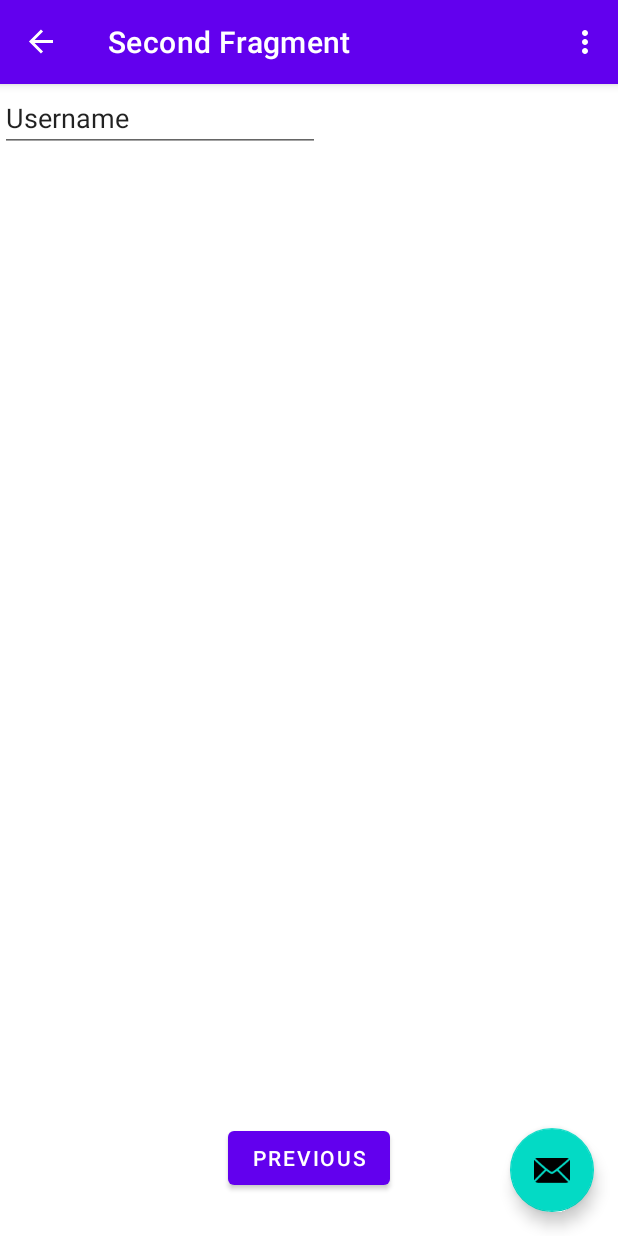
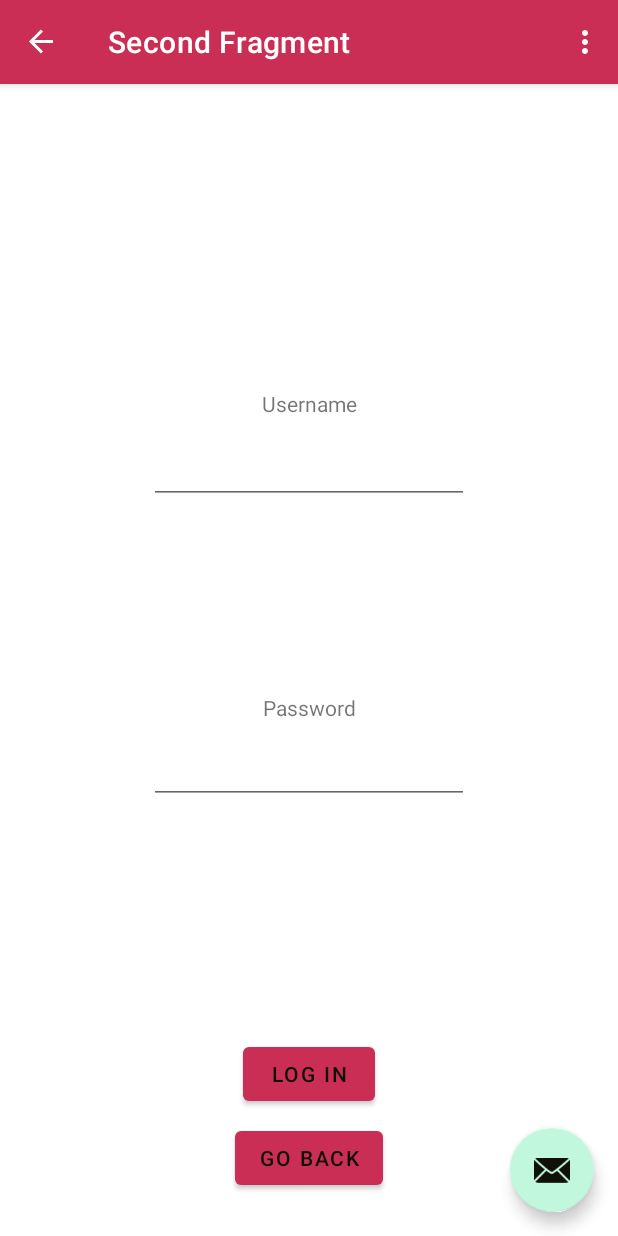
Before and after one commit to 7kevin49/CrujientePenguins, an Android app: the SecondFragment screen opened through its navigation route, on a phone screen of 412 x 824 dp. Run offline under Robolectric (Android 15) with nearby library versions, the phone set to English and light mode, and no system bars; our stand-ins replace navigation-ui.

Commit message:
Log In - UI colors
Still want to change the colors...

```diff
--- a/app/app/src/main/res/layout/fragment_second.xml
+++ b/app/app/src/main/res/layout/fragment_second.xml
@@ -12,19 +12,74 @@
         android:layout_width="wrap_content"
         android:layout_height="wrap_content"
         android:layout_marginBottom="28dp"
-        android:text="@string/previous"
+        android:text="Go Back"
+        app:layout_constraintBottom_toBottomOf="parent"
+        app:layout_constraintEnd_toEndOf="parent"
+        app:layout_constraintStart_toStartOf="parent" />
+
+    <Button
+        android:id="@+id/button_log_in"
+        android:layout_width="wrap_content"
+        android:layout_height="wrap_content"
+        android:layout_marginBottom="84dp"
+        android:text="Log In"
         app:layout_constraintBottom_toBottomOf="parent"
         app:layout_constraintEnd_toEndOf="parent"
         app:layout_constraintStart_toStartOf="parent" />
 
     <EditText
-        android:id="@+id/editTextTextEmailAddress"
+        android:id="@+id/editTextTextPassword"
         android:layout_width="wrap_content"
         android:layout_height="wrap_content"
+        android:layout_marginBottom="212dp"
         android:ems="10"
-        android:inputType="text"
-        android:text="Username"
-        tools:layout_editor_absoluteX="85dp"
-        tools:layout_editor_absoluteY="218dp" />
+        android:inputType="textPassword"
+        app:layout_constraintBottom_toTopOf="@+id/button_second"
+        app:layout_constraintEnd_toEndOf="parent"
+        app:layout_constraintHorizontal_bias="0.5"
+        app:layout_constraintStart_toStartOf="parent" />
+
+    <EditText
+        android:id="@+id/editTextTextPersonName2"
+        android:layout_width="wrap_content"
+        android:layout_height="wrap_content"
+        android:layout_marginTop="216dp"
+        android:layout_marginBottom="470dp"
+        android:ems="10"
+        android:inputType="textPersonName"
+        android:text=""
+        app:layout_constraintBottom_toBottomOf="parent"
+        app:layout_constraintEnd_toEndOf="parent"
+        app:layout_constraintHorizontal_bias="0.5"
+        app:layout_constraintStart_toStartOf="parent"
+        app:layout_constraintTop_toTopOf="parent" />
+
+    <TextView
+        android:id="@+id/textView2"
+        android:layout_width="wrap_content"
+        android:layout_height="wrap_content"
+        android:layout_marginBottom="12dp"
+        android:text="@string/username"
+        app:layout_constraintBottom_toTopOf="@+id/editTextTextPersonName2"
+        app:layout_constraintEnd_toEndOf="parent"
+        app:layout_constraintHorizontal_bias="0.5"
+        app:layout_constraintStart_toStartOf="parent" />
+
+    <TextView
+        android:id="@+id/textView3"
+        android:layout_width="wrap_content"
+        android:layout_height="wrap_content"
+        android:layout_marginBottom="9dp"
+        android:text="@string/password"
+        app:layout_constraintBottom_toTopOf="@+id/editTextTextPassword"
+        app:layout_constraintEnd_toEndOf="parent"
+        app:layout_constraintHorizontal_bias="0.5"
+        app:layout_constraintStart_toStartOf="parent" />
+
+    <androidx.constraintlayout.widget.Group
+        android:id="@+id/group"
+        android:layout_width="wrap_content"
+        android:layout_height="wrap_content"
+        app:constraint_referenced_ids="button_log_in" />
 
 </androidx.constraintlayout.widget.ConstraintLayout>
--- a/app/app/src/main/res/values-night/themes.xml
+++ b/app/app/src/main/res/values-night/themes.xml
@@ -2,13 +2,13 @@
     <!-- Base application theme. -->
     <style name="Theme.CrujientePenguins" parent="Theme.MaterialComponents.DayNight.DarkActionBar">
         <!-- Primary brand color. -->
-        <item name="colorPrimary">@color/purple_200</item>
-        <item name="colorPrimaryVariant">@color/purple_700</item>
-        <item name="colorOnPrimary">@color/black</item>
+        <item name="colorPrimary">#CA2E55</item>
+        <item name="colorPrimaryVariant">#003459</item>
+        <item name="colorOnPrimary">#0F1108</item>
         <!-- Secondary brand color. -->
-        <item name="colorSecondary">@color/teal_200</item>
-        <item name="colorSecondaryVariant">@color/teal_200</item>
-        <item name="colorOnSecondary">@color/black</item>
+        <item name="colorSecondary">#C1F7DC</item>
+        <item name="colorSecondaryVariant">#C3D2D5</item>
+        <item name="colorOnSecondary">#0F1108</item>
         <!-- Status bar color. -->
         <item name="android:statusBarColor" tools:targetApi="l">?attr/colorPrimaryVariant</item>
         <!-- Customize your theme here. -->
--- a/app/app/src/main/res/values/strings.xml
+++ b/app/app/src/main/res/values/strings.xml
@@ -13,5 +13,7 @@
     <string name="hello_second_fragment">Hello second fragment. Arg: %1$s</string>
     <string name="welcome">Welcome! Please Log In</string>
     <string name="register">Please register with a username and password:</string>
-<!--    <string name=""-->
+    <string name="password">Password</string>
+    <string name="username">Username</string>
+    <!--    <string name=""-->
 </resources>
--- a/app/app/src/main/res/values/themes.xml
+++ b/app/app/src/main/res/values/themes.xml
@@ -2,13 +2,13 @@
     <!-- Base application theme. -->
     <style name="Theme.CrujientePenguins" parent="Theme.MaterialComponents.DayNight.DarkActionBar">
         <!-- Primary brand color. -->
-        <item name="colorPrimary">@color/purple_500</item>
-        <item name="colorPrimaryVariant">@color/purple_700</item>
-        <item name="colorOnPrimary">@color/white</item>
+        <item name="colorPrimary">#CA2E55</item>
+        <item name="colorPrimaryVariant">#003459</item>
+        <item name="colorOnPrimary">#0F1108</item>
         <!-- Secondary brand color. -->
-        <item name="colorSecondary">@color/teal_200</item>
-        <item name="colorSecondaryVariant">@color/teal_700</item>
-        <item name="colorOnSecondary">@color/black</item>
+        <item name="colorSecondary">#C1F7DC</item>
+        <item name="colorSecondaryVariant">#C3D2D5</item>
+        <item name="colorOnSecondary">#0F1108</item>
         <!-- Status bar color. -->
         <item name="android:statusBarColor" tools:targetApi="l">?attr/colorPrimaryVariant</item>
         <!-- Customize your theme here. -->
```
